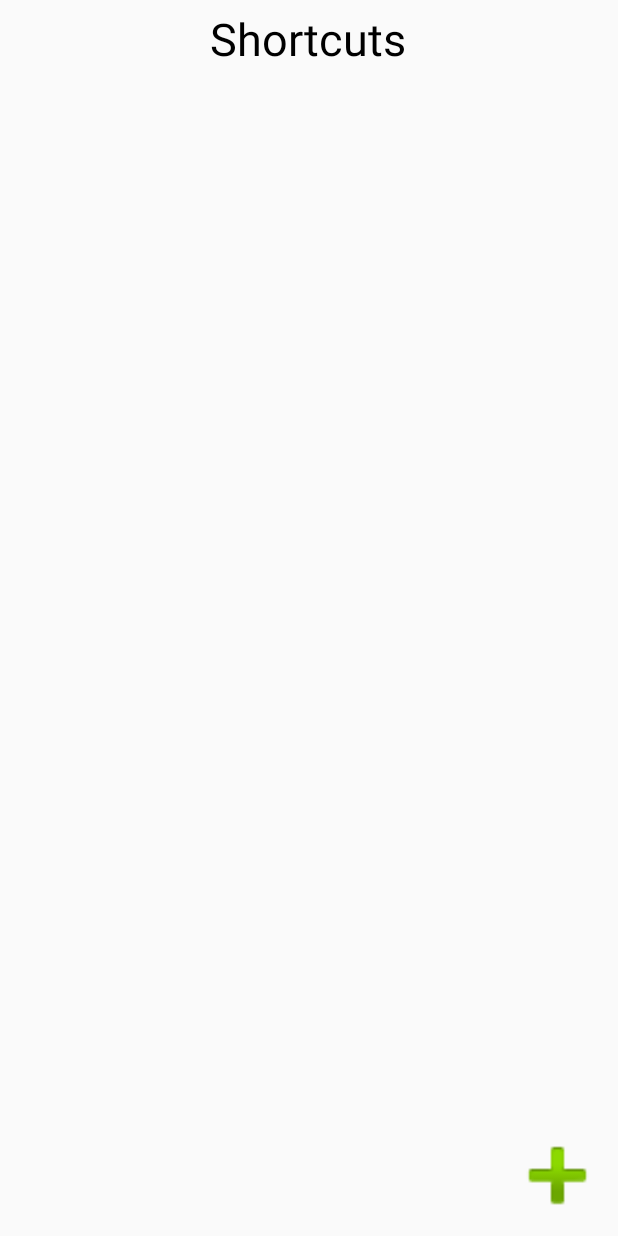
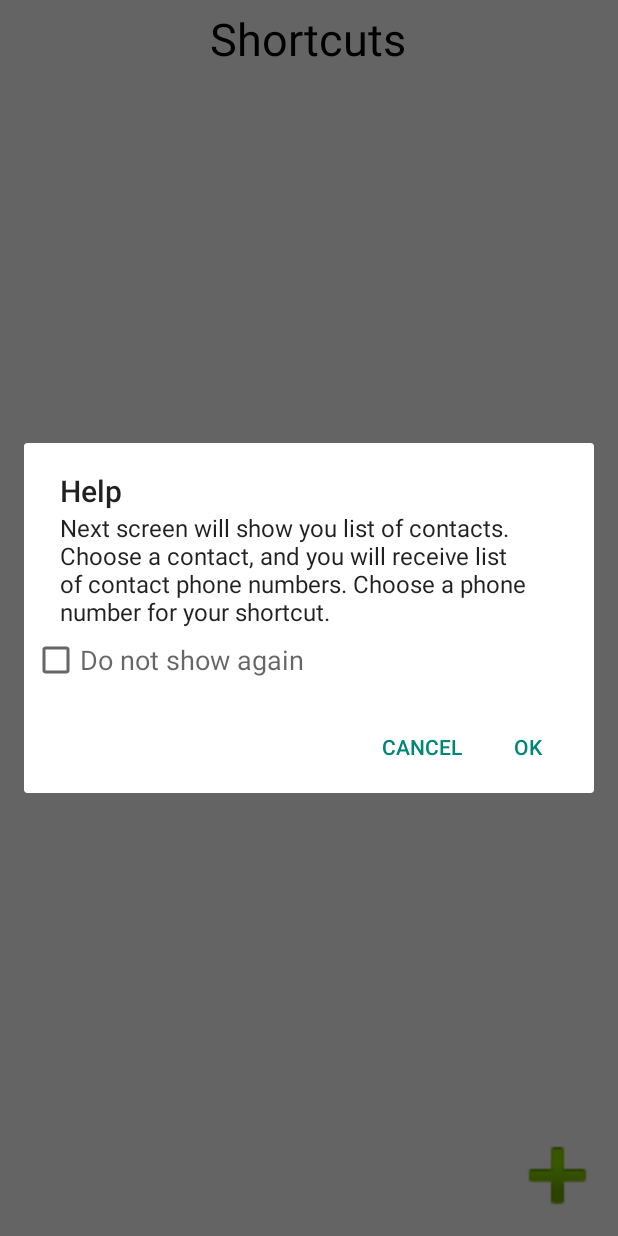
Before and after one commit to irinabelenki/OneClickCall_AS, an Android app: the screen it shows after launch (MainActivity), after a tap on an icon or button, on a phone screen of 412 x 824 dp. Run offline under Robolectric (Android 15) with nearby library versions, the phone set to English and light mode, and no system bars.

Commit message:
Added Help dialog

```diff
--- a/app/src/main/java/com/example/oneclickcall/MainActivity.java
+++ b/app/src/main/java/com/example/oneclickcall/MainActivity.java
@@ -4,7 +4,10 @@ import java.util.ArrayList;
 import java.util.List;
 
 import android.app.Activity;
+import android.app.AlertDialog;
+import android.content.DialogInterface;
 import android.content.Intent;
+import android.content.SharedPreferences;
 import android.content.pm.PackageManager;
 import android.content.pm.ResolveInfo;
 import android.graphics.drawable.Drawable;
@@ -23,6 +26,8 @@ import android.view.View.OnClickListener;
 import android.widget.AdapterView;
 import android.widget.AdapterView.AdapterContextMenuInfo;
 import android.widget.Button;
+import android.widget.CheckBox;
+import android.widget.CompoundButton;
 import android.widget.ImageButton;
 import android.widget.ListView;
 
@@ -40,6 +45,9 @@ public class MainActivity extends Activity implements
     private ShortcutAdapter shortcutAdapter;
     private ShortcutItem selectedShortcutItem;
 
+    public static final String ONE_CLICK_CALL_PREFS = "ONE_CLICK_CALL_PREFS";
+    public static final String DO_NOT_SHOW_DIALOG = "DO_NOT_SHOW_DIALOG";
+
     @Override
     protected void onCreate(Bundle savedInstanceState) {
         super.onCreate(savedInstanceState);
@@ -52,7 +60,13 @@ public class MainActivity extends Activity implements
 
             @Override
             public void onClick(View v) {
-                pickContact();
+                SharedPreferences prefs = getSharedPreferences(ONE_CLICK_CALL_PREFS, MODE_PRIVATE);
+                boolean doNotShowDialog = prefs.getBoolean(DO_NOT_SHOW_DIALOG, false);
+                if (!doNotShowDialog) {
+                    showHelpDialog();
+                } else {
+                    pickContact();
+                }
             }
         });
 
@@ -63,6 +77,37 @@ public class MainActivity extends Activity implements
         listView.setAdapter(shortcutAdapter);
         listView.setOnItemClickListener(this);
         registerForContextMenu(listView);
+    }
+
+    private void showHelpDialog() {
+        View checkBoxView = View.inflate(this, R.layout.help_dialog, null);
+        CheckBox checkBox = (CheckBox) checkBoxView.findViewById(R.id.do_not_show_checkbox);
+        checkBox.setOnCheckedChangeListener(new CompoundButton.OnCheckedChangeListener() {
+            @Override
+            public void onCheckedChanged(CompoundButton buttonView, boolean isChecked) {
+                SharedPreferences.Editor editor = getSharedPreferences(ONE_CLICK_CALL_PREFS, MODE_PRIVATE).edit();
+                editor.putBoolean(DO_NOT_SHOW_DIALOG, isChecked);
+                editor.commit();
+            }
+        });
+        checkBox.setText(R.string.do_not_show_again);
+
+        AlertDialog.Builder builder = new AlertDialog.Builder(this);
+        builder.setTitle(R.string.help);
+        builder.setMessage(R.string.help_message)
+                .setView(checkBoxView)
+                .setCancelable(false)
+                .setNegativeButton(R.string.cancel, new DialogInterface.OnClickListener() {
+                    public void onClick(DialogInterface dialog, int id) {
+                        dialog.cancel();
+                    }
+                })
+                .setPositiveButton(R.string.ok, new DialogInterface.OnClickListener() {
+                    public void onClick(DialogInterface dialog, int id) {
+                        pickContact();
+                    }
+                })
+                .show();
     }
 
     @Override
--- /dev/null
+++ b/app/src/main/res/layout/help_dialog.xml
@@ -0,0 +1,13 @@
+<?xml version="1.0" encoding="utf-8"?>
+<FrameLayout xmlns:android="http://schemas.android.com/apk/res/android"
+    android:layout_width="fill_parent"
+    android:layout_height="wrap_content" >
+
+    <CheckBox
+        android:id="@+id/do_not_show_checkbox"
+        style="?android:attr/textAppearanceMedium"
+        android:layout_width="fill_parent"
+        android:layout_height="wrap_content"
+        android:layout_margin="5dp" />
+
+</FrameLayout>
--- a/app/src/main/res/menu/main.xml
+++ b/app/src/main/res/menu/main.xml
@@ -5,8 +5,13 @@
 
     <item
         android:id="@+id/action_settings"
-        android:orderInCategory="100"
+        android:orderInCategory="1"
         android:title="@string/action_settings"
-        app:showAsAction="never"/>
+        app:showAsAction="ifRoom"/>
 
+    <item
+        android:id="@+id/action_about"
+        android:orderInCategory="2"
+        app:showAsAction="ifRoom"
+        android:title="About"/>
 </menu>
--- a/app/src/main/res/values/strings.xml
+++ b/app/src/main/res/values/strings.xml
@@ -9,5 +9,10 @@
     <string name="menu_edit">Edit</string>
     <string name="menu_delete">Delete</string>
     <string name="shortcuts">Shortcuts</string>
+    <string name="do_not_show_again">Do not show again</string>
+    <string name="help">Help</string>
+    <string name="help_message">Next screen will show you list of contacts. Choose a contact, and you will receive list of contact phone numbers. Choose a phone number for your shortcut.</string>
+    <string name="ok">OK</string>
+    <string name="cancel">Cancel</string>
 
 </resources>
```
Also changed, not shown: 31 other files.
